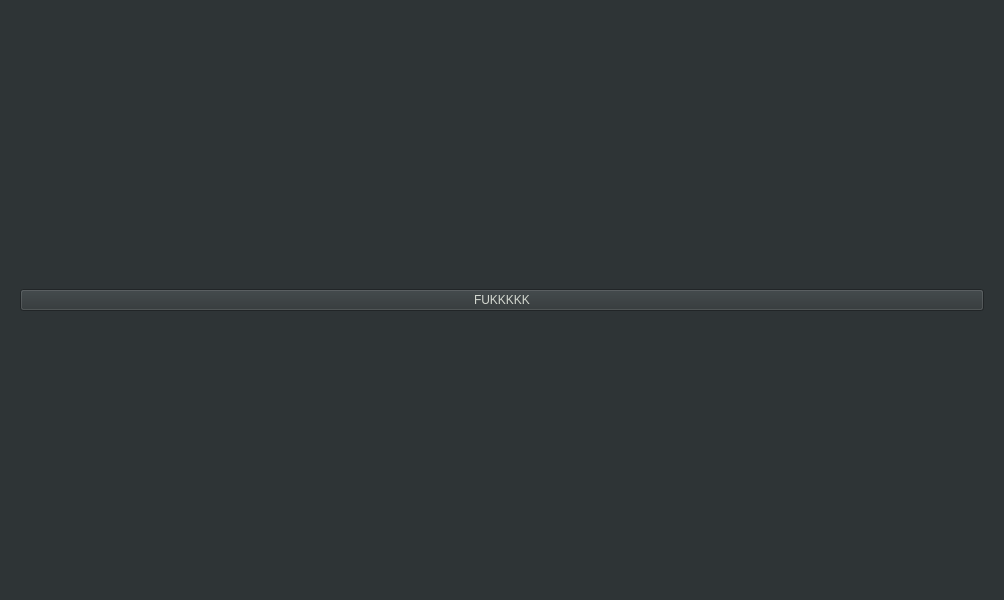
The window that SettingsWindow/settingswindow.ui (hydronautics-team/PoolsideGUI) describes before a commit, drawn with Qt 5.
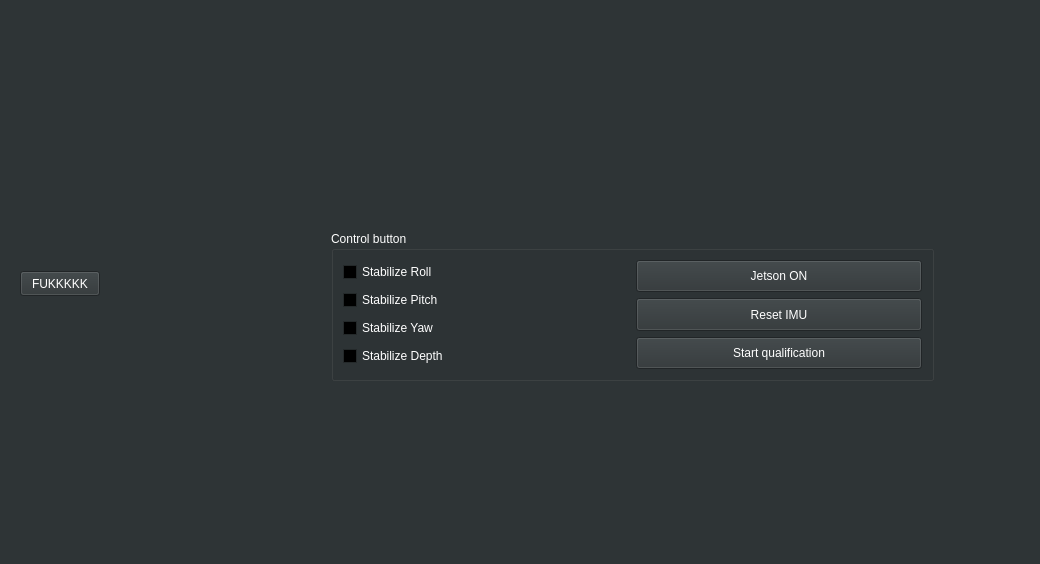
The same window after the commit. The open tabs and pages were chosen to show the change.

Diff of the .ui file:
```diff
--- a/SettingsWindow/settingswindow.ui
+++ b/SettingsWindow/settingswindow.ui
@@ -6,8 +6,8 @@
    <rect>
     <x>0</x>
     <y>0</y>
-    <width>1004</width>
-    <height>600</height>
+    <width>1040</width>
+    <height>564</height>
    </rect>
   </property>
   <property name="sizePolicy">
@@ -22,9 +22,9 @@
      <colorrole role="WindowText">
       <brush brushstyle="SolidPattern">
        <color alpha="255">
-        <red>211</red>
-        <green>215</green>
-        <blue>207</blue>
+        <red>255</red>
+        <green>255</green>
+        <blue>255</blue>
        </color>
       </brush>
      </colorrole>
@@ -85,18 +85,18 @@
      <colorrole role="BrightText">
       <brush brushstyle="SolidPattern">
        <color alpha="255">
-        <red>211</red>
-        <green>215</green>
-        <blue>207</blue>
+        <red>255</red>
+        <green>255</green>
+        <blue>255</blue>
        </color>
       </brush>
      </colorrole>
      <colorrole role="ButtonText">
       <brush brushstyle="SolidPattern">
        <color alpha="255">
-        <red>211</red>
-        <green>215</green>
-        <blue>207</blue>
+        <red>255</red>
+        <green>255</green>
+        <blue>255</blue>
        </color>
       </brush>
      </colorrole>
@@ -127,15 +127,6 @@
        </color>
       </brush>
      </colorrole>
-     <colorrole role="HighlightedText">
-      <brush brushstyle="SolidPattern">
-       <color alpha="255">
-        <red>211</red>
-        <green>215</green>
-        <blue>207</blue>
-       </color>
-      </brush>
-     </colorrole>
      <colorrole role="AlternateBase">
       <brush brushstyle="SolidPattern">
        <color alpha="255">
@@ -177,9 +168,9 @@
      <colorrole role="WindowText">
       <brush brushstyle="SolidPattern">
        <color alpha="255">
-        <red>211</red>
-        <green>215</green>
-        <blue>207</blue>
+        <red>255</red>
+        <green>255</green>
+        <blue>255</blue>
        </color>
       </brush>
      </colorrole>
@@ -240,18 +231,18 @@
      <colorrole role="BrightText">
       <brush brushstyle="SolidPattern">
        <color alpha="255">
-        <red>211</red>
-        <green>215</green>
-        <blue>207</blue>
+        <red>255</red>
+        <green>255</green>
+        <blue>255</blue>
        </color>
       </brush>
      </colorrole>
      <colorrole role="ButtonText">
       <brush brushstyle="SolidPattern">
        <color alpha="255">
-        <red>211</red>
-        <green>215</green>
-        <blue>207</blue>
+        <red>255</red>
+        <green>255</green>
+        <blue>255</blue>
        </color>
       </brush>
      </colorrole>
@@ -282,15 +273,6 @@
        </color>
       </brush>
      </colorrole>
-     <colorrole role="HighlightedText">
-      <brush brushstyle="SolidPattern">
-       <color alpha="255">
-        <red>211</red>
-        <green>215</green>
-        <blue>207</blue>
-       </color>
-      </brush>
-     </colorrole>
      <colorrole role="AlternateBase">
       <brush brushstyle="SolidPattern">
        <color alpha="255">
@@ -395,9 +377,9 @@
      <colorrole role="BrightText">
       <brush brushstyle="SolidPattern">
        <color alpha="255">
-        <red>211</red>
-        <green>215</green>
-        <blue>207</blue>
+        <red>255</red>
+        <green>255</green>
+        <blue>255</blue>
        </color>
       </brush>
      </colorrole>
@@ -437,15 +419,6 @@
        </color>
       </brush>
      </colorrole>
-     <colorrole role="HighlightedText">
-      <brush brushstyle="SolidPattern">
-       <color alpha="255">
-        <red>211</red>
-        <green>215</green>
-        <blue>207</blue>
-       </color>
-      </brush>
-     </colorrole>
      <colorrole role="AlternateBase">
       <brush brushstyle="SolidPattern">
        <color alpha="255">
@@ -1264,15 +1237,122 @@
       </layout>
      </widget>
      <widget class="QWidget" name="pageConfigCoef">
-      <layout class="QVBoxLayout" name="verticalLayout_3">
-       <item>
-        <widget class="QPushButton" name="pushButton_3">
-         <property name="text">
-          <string>FUKKKKK</string>
-         </property>
-        </widget>
-       </item>
-      </layout>
+      <widget class="QPushButton" name="pushButton_3">
+       <property name="geometry">
+        <rect>
+         <x>9</x>
+         <y>260</y>
+         <width>80</width>
+         <height>25</height>
+        </rect>
+       </property>
+       <property name="text">
+        <string>FUKKKKK</string>
+       </property>
+      </widget>
+      <widget class="QGroupBox" name="groupBox_2">
+       <property name="geometry">
+        <rect>
+         <x>320</x>
+         <y>220</y>
+         <width>603</width>
+         <height>150</height>
+        </rect>
+       </property>
+       <property name="sizePolicy">
+        <sizepolicy hsizetype="Minimum" vsizetype="Minimum">
+         <horstretch>0</horstretch>
+         <verstretch>0</verstretch>
+        </sizepolicy>
+       </property>
+       <property name="title">
+        <string>Control button</string>
+       </property>
+       <layout class="QVBoxLayout" name="verticalLayout_3">
+        <item>
+         <layout class="QHBoxLayout" name="horizontalLayout_2">
+          <item>
+           <layout class="QVBoxLayout" name="verticalLayout_21">
+            <item>
+             <widget class="QCheckBox" name="checkBoxStabilizeRoll">
+              <property name="text">
+               <string>Stabilize Roll</string>
+              </property>
+             </widget>
+            </item>
+            <item>
+             <widget class="QCheckBox" name="checkBoxStabilizePitch">
+              <property name="text">
+               <string>Stabilize Pitch</string>
+              </property>
+             </widget>
+            </item>
+            <item>
+             <widget class="QCheckBox" name="checkBoxStabilizeYaw">
+              <property name="text">
+               <string>Stabilize Yaw</string>
+              </property>
+             </widget>
+            </item>
+            <item>
+             <widget class="QCheckBox" name="checkBoxStabilizeDepth">
+              <property name="text">
+               <string>Stabilize Depth</string>
+              </property>
+             </widget>
+            </item>
+           </layout>
+          </item>
+          <item>
+           <layout class="QVBoxLayout" name="verticalLayout_22">
+            <item>
+             <widget class="QPushButton" name="pushButtonJetsonOnOff">
+              <property name="sizePolicy">
+               <sizepolicy hsizetype="Minimum" vsizetype="Minimum">
+                <horstretch>0</horstretch>
+                <verstretch>0</verstretch>
+               </sizepolicy>
+              </property>
+              <property name="text">
+               <string>Jetson ON</string>
+              </property>
+              <property name="checkable">
+               <bool>true</bool>
+              </property>
+             </widget>
+            </item>
+            <item>
+             <widget class="QPushButton" name="pushButtonResetIMU">
+              <property name="sizePolicy">
+               <sizepolicy hsizetype="Minimum" vsizetype="Minimum">
+                <horstretch>0</horstretch>
+                <verstretch>0</verstretch>
+               </sizepolicy>
+              </property>
+              <property name="text">
+               <string>Reset IMU</string>
+              </property>
+             </widget>
+            </item>
+            <item>
+             <widget class="QPushButton" name="pushButtonStartQualification">
+              <property name="sizePolicy">
+               <sizepolicy hsizetype="Minimum" vsizetype="Minimum">
+                <horstretch>0</horstretch>
+                <verstretch>0</verstretch>
+               </sizepolicy>
+              </property>
+              <property name="text">
+               <string>Start qualification</string>
+              </property>
+             </widget>
+            </item>
+           </layout>
+          </item>
+         </layout>
+        </item>
+       </layout>
+      </widget>
      </widget>
      <widget class="QWidget" name="pageConfigControls">
       <layout class="QVBoxLayout" name="verticalLayout_5"/>
```
Left out of the diff: 96 changed lines with no effect on the pictures.
